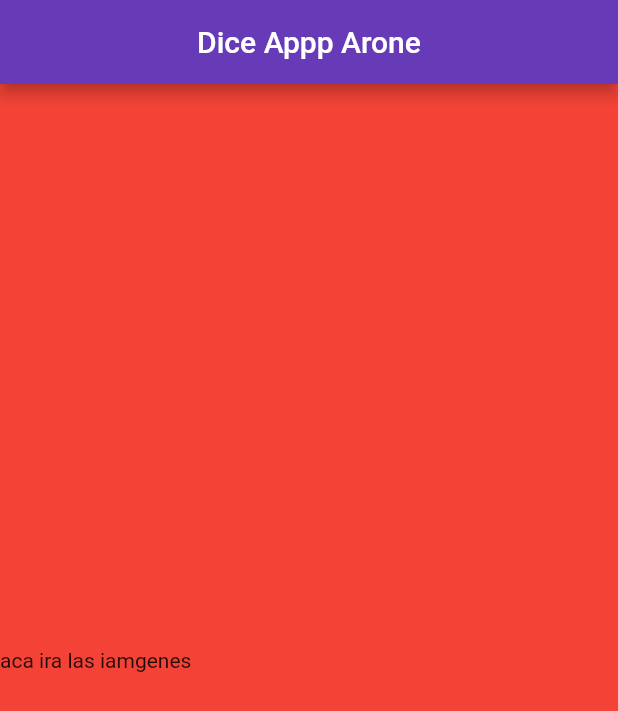
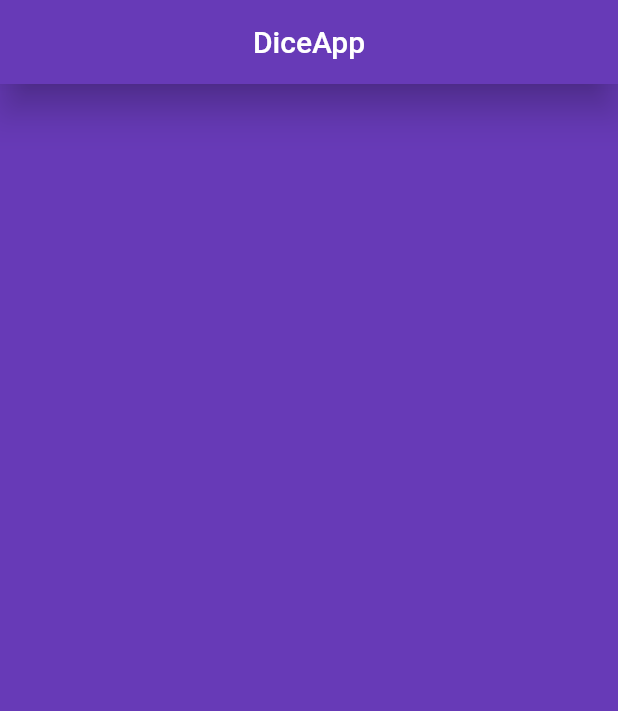
Before and after one commit to Arone2022/diceAppArone, a Flutter app: the screen it shows after launch, on a phone screen of 412 x 824 dp. Shown: the top 711 px of the screen. Run offline on Flutter 3.47's test engine with Material 2 defaults, Android fonts, the phone set to English and light mode, and no system bars.

Commit message:
creado carpeta imagenes

```diff
--- a/lib/main.dart
+++ b/lib/main.dart
@@ -1,3 +1,5 @@
+import 'dart:math';
+
 import 'package:flutter/material.dart';
 
 void main() {
@@ -23,20 +25,18 @@ class Home extends StatefulWidget {
 }
 
 class _HomeState extends State<Home> {
+  int DadoIzquierdo = Random().nextInt(6) + 1; // 0 - 5;
+  int DadoDerecho = Random().nextInt(6) + 1; // 0 - 5;
   @override
   Widget build(BuildContext context) {
     return Scaffold(
-      backgroundColor: Colors.red,
-      appBar: AppBar(
-        title: Text("Dice Appp Arone"),
-        centerTitle: true,
         backgroundColor: Colors.deepPurple,
-      ),
-      body: Center(
-        child: Row(
-          children: [Text("aca ira las iamgenes")],
+        appBar: AppBar(
+          title: const Text("DiceApp"),
+          centerTitle: true,
+          backgroundColor: Colors.deepPurple,
+          elevation: 10.0,
         ),
-      ),
-    );
+        body: Center());
   }
 }
--- a/pubspec.yaml
+++ b/pubspec.yaml
@@ -60,9 +60,8 @@ flutter:
   uses-material-design: true
 
   # To add assets to your application, add an assets section, like this:
-  # assets:
-  #   - images/a_dot_burr.jpeg
-  #   - images/a_dot_ham.jpeg
+  assets:
+    - imagenes/
 
   # An image asset can refer to one or more resolution-specific "variants", see
   # https://flutter.dev/assets-and-images/#resolution-aware
```
Also changed, not shown: imagenes/dice1.png (added), imagenes/dice2.png (added), imagenes/dice3.png (added), imagenes/dice4.png (added), imagenes/dice5.png (added), imagenes/dice6.png (added).
